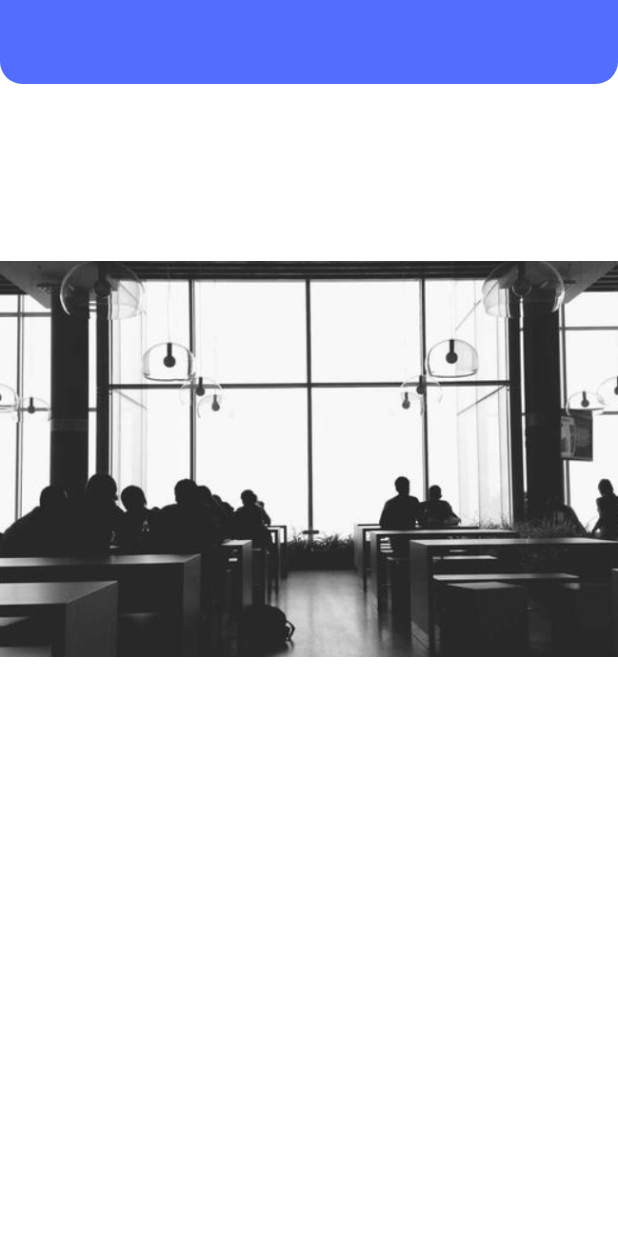
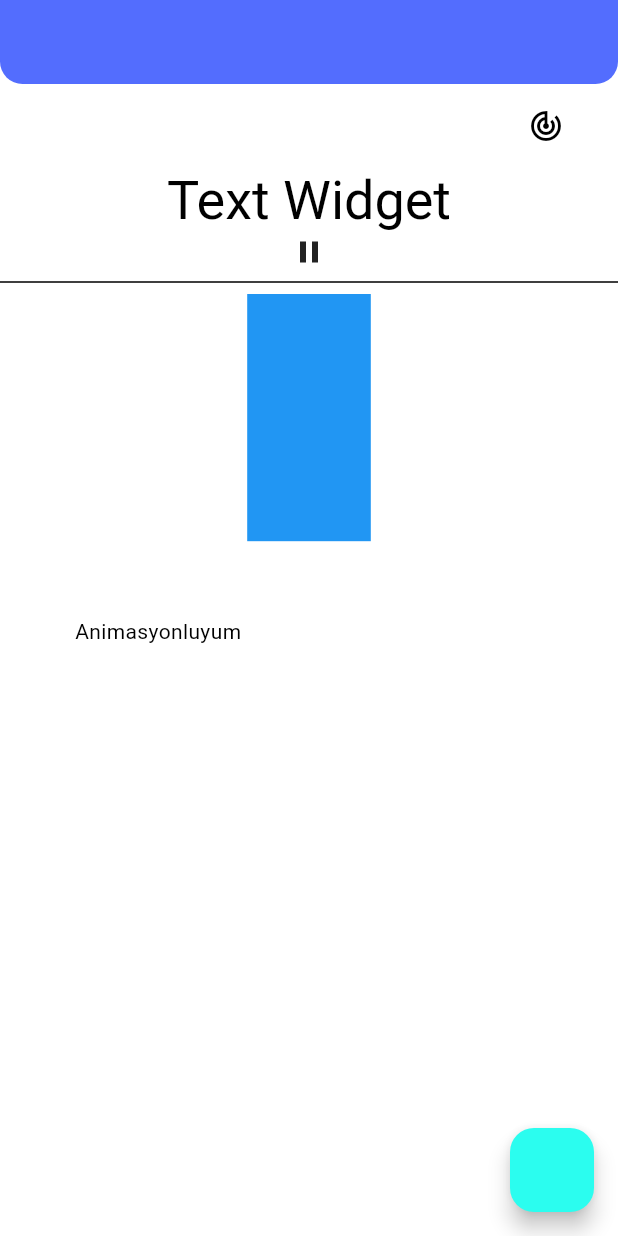
Before and after one commit to furkanayyildiz55/flutter_learn, a Flutter app: the screen it shows after launch, on a phone screen of 412 x 824 dp. Run offline on Flutter 3.47's test engine with Material 3 defaults, Android fonts, the phone set to English and light mode, and no system bars; our stand-ins replace dio, flutter_spinkit.

Commit message:
Animated Learn

```diff
--- /dev/null
+++ b/lib/202/animated_learn_view.dart
@@ -0,0 +1,137 @@
+import 'package:flutter/material.dart';
+
+class AnimatedLearnView extends StatefulWidget {
+  const AnimatedLearnView({super.key});
+
+  @override
+  State<AnimatedLearnView> createState() => _AnimatedLearnViewState();
+}
+
+class _AnimatedLearnViewState extends State<AnimatedLearnView>
+    with TickerProviderStateMixin {
+  bool _isVisible = false;
+  bool _isOpacity = false;
+  late AnimationController controller;
+
+  @override
+  void initState() {
+    super.initState();
+    controller =
+        AnimationController(vsync: this, duration: DurationsItems.durationLow);
+  }
+
+  void _changeVisible() {
+    setState(() {
+      _isVisible = !_isVisible;
+      controller.animateTo(_isVisible ? 1 : 0);
+    });
+  }
+
+  void _changeOpacity() {
+    _isOpacity = !_isOpacity;
+  }
+
+  @override
+  Widget build(BuildContext context) {
+    return Scaffold(
+      appBar: AppBar(title: _pleaceholderWidget()),
+      body: Column(
+        children: [
+          ListTile(
+            title: AnimatedOpacity(
+                duration: DurationsItems.durationLow,
+                opacity: _isOpacity ? 1 : 0,
+                child: const Text("data")),
+            trailing: IconButton(
+                onPressed: () {
+                  setState(() {
+                    _changeOpacity();
+                  });
+                },
+                icon: const Icon(Icons.track_changes)),
+          ),
+          AnimatedDefaultTextStyle(
+            style: (_isVisible
+                    ? context.textTheme().headlineMedium
+                    : context.textTheme().displaySmall) ??
+                const TextStyle(),
+            duration: DurationsItems.durationLow,
+            child: const Text("Text Widget"),
+          ),
+          AnimatedIcon(icon: AnimatedIcons.pause_play, progress: controller),
+          const Divider(),
+          AnimatedContainer(
+            duration: DurationsItems.durationLow,
+            height: _isVisible ? 50 : MediaQuery.of(context).size.height * 0.2,
+            width: MediaQuery.of(context).size.width * 0.2,
+            color: Colors.blue,
+          ),
+          const Expanded(
+            child: Stack(children: [
+              AnimatedPositioned(
+                top: 50,
+                left: 50,
+                duration: DurationsItems.durationLow,
+                //default değeri var fakat buradan da değiştirilebilir
+                curve: Curves.easeInCubic,
+                child: Text("Animasyonluyum"),
+              )
+            ]),
+          ),
+        ],
+      ),
+      floatingActionButton: FloatingActionButton(
+        onPressed: () {
+          _changeVisible();
+        },
+      ),
+    );
+  }
+
+  AnimatedCrossFade _pleaceholderWidget() {
+    return AnimatedCrossFade(
+      firstChild: const Placeholder(),
+      secondChild: const SizedBox.shrink(),
+      crossFadeState:
+          _isVisible ? CrossFadeState.showFirst : CrossFadeState.showSecond,
+      duration: DurationsItems.durationLow,
+    );
+  }
+}
+
+//Text("Veri", style: context.textTheme().bodyLarge)
+extension BuildContextExtension on BuildContext {
+  TextTheme textTheme() {
+    return Theme.of(this).textTheme;
+  }
+}
+
+class DurationsItems {
+  static const Duration durationLow = Duration(milliseconds: 500);
+}
+
+
+//Animated Widgetler
+
+// 1 - AnimatedCrossFade -> içeirisine 2 widget alır ve bunlar arasında animasyonlu geçiş sağlar.
+
+// 2 - AnimatedOpacity -> İçerisine tek bie widget alır ve bu widgetin opaklığını animayonlu değişimini sağlar.
+// 1 tam görünürlük sağlarken 0 wigdeti görünmez kılar.
+
+// 3 - AnimatedDefaultTextStyle -> İçerisine verilen TextStyle lar arasında animasyonlu geçiş sağlar
+                // style: (_isVisible
+                //       ? context.textTheme().headlineMedium
+                //       : context.textTheme().displaySmall) ??
+                //   const TextStyle(),
+//şeklinde verilen stil özellikleri arası geçiş sağlar
+
+// 4 - AnimatedIcon -> Kendi içerisinde default yazılmış icondan başka icona geçiş özellikleri vardır
+//menu iconundan carpı iconuna geçiş gibi,
+//İçerisine controller alır ve duration gibi güçleri controllerdan sağlars
+
+// 5 - AnimatedContainer -> Bu container içerisindeki tüm değişiklikleri animasyonlu bir şekilde gerçekleştirir
+//child hariç, child içerisindekiler animasyonsuz olarak değişir.
+
+// {required TickerProvider vsync} bir veri gitişi parametresi bu şekilde olduğunda bulunduğumuz sınıfa bazı özellikleri kazandırmamız Gerekir(),
+// with TickerProviderStateMixin  implementi ile sınıfa özellikleri ekleriz
+//AnimationController(vsync: this) ve this ifadesi ile ilgili alana geçebiliriz
--- a/lib/main.dart
+++ b/lib/main.dart
@@ -1,5 +1,5 @@
 import 'package:flutter/material.dart';
-import 'package:flutter_learn/202/image_learn_202.dart';
+import 'package:flutter_learn/202/animated_learn_view.dart';
 import 'package:flutter_learn/202/theme/light_theme.dart';
 
 void main() {
@@ -38,7 +38,7 @@ class MyApp extends StatelessWidget {
         //     shape: CircularNotchedRectangle(),
         //   ),
         // ),
-        home: const ImageLearn202());
+        home: const AnimatedLearnView());
   }
 }
 
```
